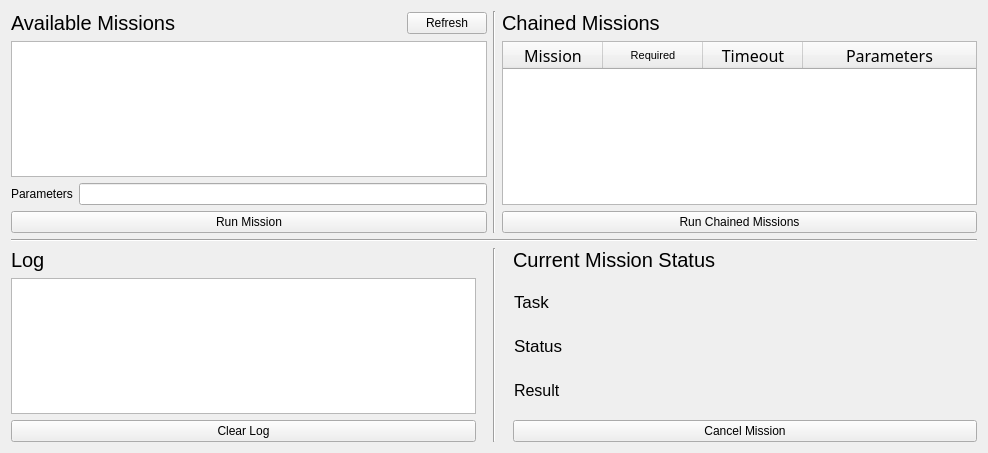
Qt form mil_tasks/resource/dashboard.ui (uf-mil/mil) before a commit.
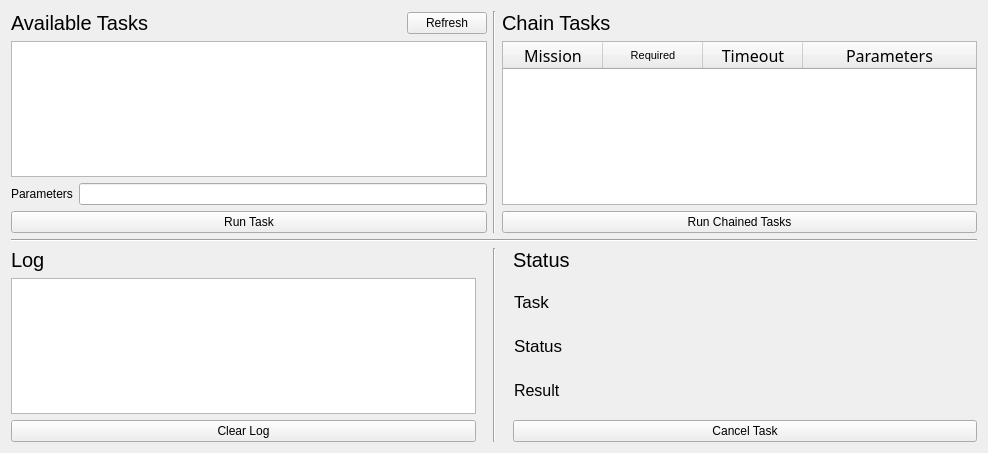
The same form after that commit.

Commit message: TASKS: remove all mention of old 'mission' lingo ;)

Diff of the .ui file:
```diff
--- a/mil_tasks/resource/dashboard.ui
+++ b/mil_tasks/resource/dashboard.ui
@@ -42,7 +42,7 @@
               </font>
              </property>
              <property name="text">
-              <string>Available Missions</string>
+              <string>Available Tasks</string>
              </property>
             </widget>
            </item>
@@ -95,7 +95,7 @@
          <item>
           <widget class="QPushButton" name="single_mission_button">
            <property name="text">
-            <string>Run Mission</string>
+            <string>Run Task</string>
            </property>
           </widget>
          </item>
@@ -118,7 +118,7 @@
             </font>
            </property>
            <property name="text">
-            <string>Chained Missions</string>
+            <string>Chain Tasks</string>
            </property>
           </widget>
          </item>
@@ -187,7 +187,7 @@
          <item>
           <widget class="QPushButton" name="run_chained_button">
            <property name="text">
-            <string>Run Chained Missions</string>
+            <string>Run Chained Tasks</string>
            </property>
           </widget>
          </item>
@@ -278,7 +278,7 @@
             </font>
            </property>
            <property name="text">
-            <string>Current Mission Status</string>
+            <string>Status</string>
            </property>
           </widget>
          </item>
@@ -379,7 +379,7 @@
          <item>
           <widget class="QPushButton" name="cancel_mission_button">
            <property name="text">
-            <string>Cancel Mission</string>
+            <string>Cancel Task</string>
            </property>
           </widget>
          </item>
```
Left out of the diff: 12 changed lines with no effect on the pictures. The commit also changes 3 other files.
